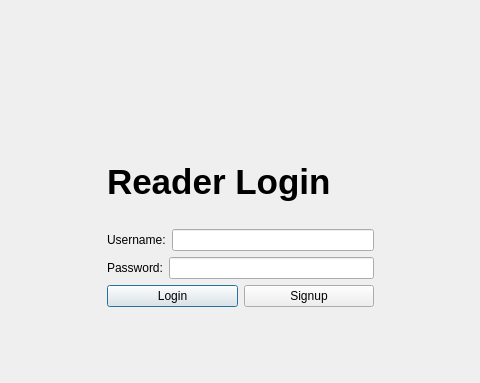
Qt form LibraryManagementSystem/login.ui (omar-rabeh-18/LibraryManagementSystem) before a commit; both pictures show x 143 to 623 and y 0 to 383 of the 800 by 600 pixel window.
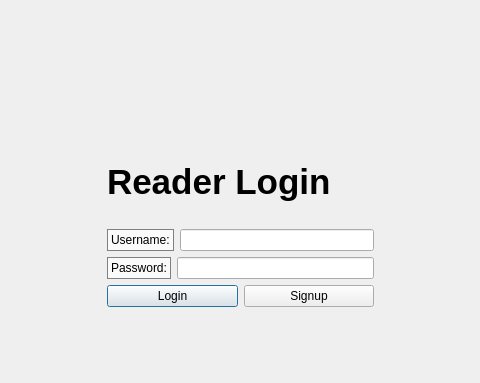
The same form after that commit.

```diff
--- a/LibraryManagementSystem/login.ui
+++ b/LibraryManagementSystem/login.ui
@@ -26,7 +26,7 @@
     <string/>
    </property>
   </widget>
-  <widget class="QWidget" name="">
+  <widget class="QWidget" name="layoutWidget">
    <property name="geometry">
     <rect>
      <x>250</x>
@@ -53,6 +53,11 @@
      <layout class="QHBoxLayout" name="horizontalLayout">
       <item>
        <widget class="QLabel" name="usernameLabel">
+        <property name="styleSheet">
+         <string notr="true">color: black;
+background-color: rgba(255, 255, 255, 180); 
+ border: 1px solid gray;</string>
+        </property>
         <property name="text">
          <string>Username:</string>
         </property>
@@ -67,6 +72,11 @@
      <layout class="QHBoxLayout" name="horizontalLayout_2">
       <item>
        <widget class="QLabel" name="passwordLabel">
+        <property name="styleSheet">
+         <string notr="true">color: black;
+background-color: rgba(255, 255, 255, 180); 
+ border: 1px solid gray;</string>
+        </property>
         <property name="text">
          <string>Password:</string>
         </property>
```
